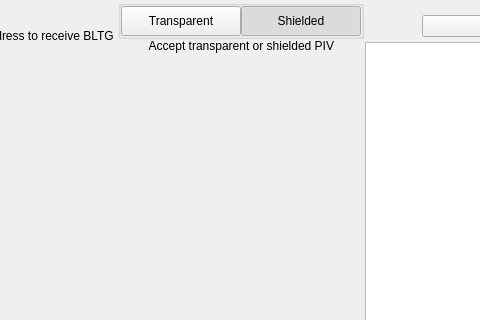
This is src/qt/bltg/forms/receivewidget.ui in cpass78/bltg as Qt 5 draws it before an edit; both pictures show x 182 to 662 and y 0 to 320 of the 819 by 629 pixel window. The edited form follows.
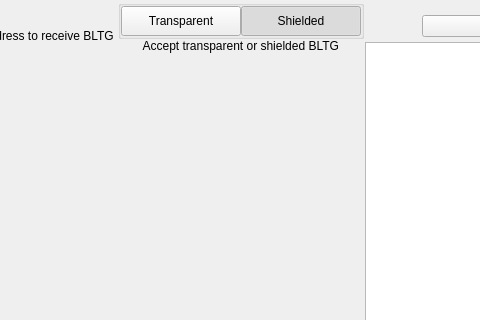
This is the edited form. Custom widgets are drawn as their Qt base class.

Patch:
```diff
--- a/src/qt/bltg/forms/receivewidget.ui
+++ b/src/qt/bltg/forms/receivewidget.ui
@@ -201,7 +201,7 @@
              <item alignment="Qt::AlignHCenter|Qt::AlignTop">
               <widget class="QLabel" name="labelSubtitle2">
                <property name="text">
-                <string>Accept transparent or shielded PIV</string>
+                <string>Accept transparent or shielded BLTG</string>
                </property>
                <property name="alignment">
                 <set>Qt::AlignRight|Qt::AlignTrailing|Qt::AlignVCenter</set>
```
